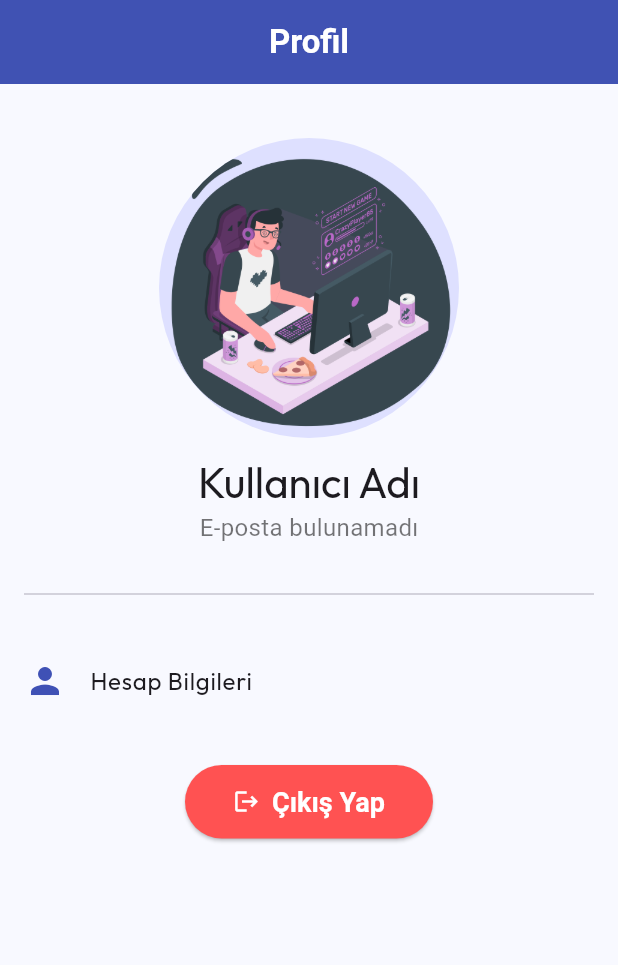
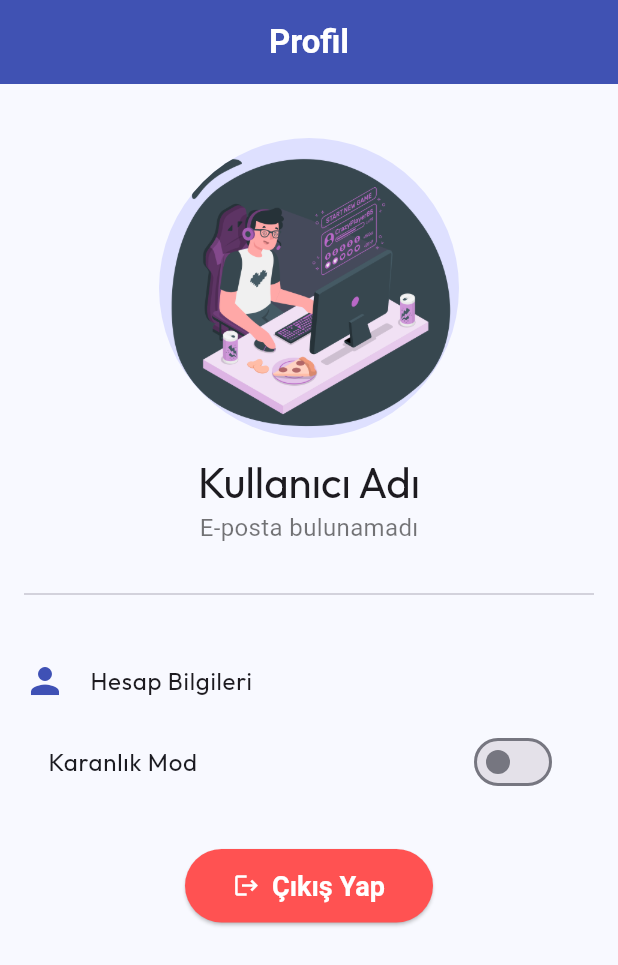
Before and after one commit to bunyaminkarahanli/what_to_watch, a Flutter app: the screen it shows after launch, on a phone screen of 412 x 824 dp. Shown: the top 965 px of the screen. Run offline on Flutter 3.47's test engine with Material 3 defaults, Android fonts, the phone set to English and light mode, and no system bars; our stand-ins replace firebase_auth, firebase_core, google_fonts, shared_preferences; accounts and stored records are empty.

Commit message:
themeMode yapıldı.Provider ve Shared Preferences kullanıldı.

```diff
--- a/lib/app.dart
+++ b/lib/app.dart
@@ -1,9 +1,7 @@
 import 'package:flutter/material.dart';
 import 'package:google_fonts/google_fonts.dart';
-import 'package:what_to_watch/auth/forgotpassword/view/forgot_password_view.dart';
-import 'package:what_to_watch/auth/signin/view/signin_view.dart';
-import 'package:what_to_watch/auth/signup/view/signup_view.dart';
-import 'package:what_to_watch/home/bottom_bar_view.dart';
+import 'package:provider/provider.dart';
+import 'package:what_to_watch/providers/theme_provider.dart';
 import 'package:what_to_watch/screens/profile/view/profile_view.dart';
 
 class MyApp extends StatelessWidget {
@@ -11,14 +9,14 @@ class MyApp extends StatelessWidget {
 
   @override
   Widget build(BuildContext context) {
+    final themeProvider = context.watch<ThemeProvider>();
     return MaterialApp(
       title: 'What to Watch',
       debugShowCheckedModeBanner: false,
       theme: ThemeData(
-        // appbar
         appBarTheme: const AppBarTheme(
-          backgroundColor: Color(0xFF3F51B5), // senin temadaki ana renk
-          foregroundColor: Colors.white, // başlık & ikon rengi
+          backgroundColor: Color(0xFF3F51B5),
+          foregroundColor: Colors.white,
           centerTitle: true,
           elevation: 2,
           titleTextStyle: TextStyle(
@@ -27,14 +25,12 @@ class MyApp extends StatelessWidget {
             color: Colors.white,
           ),
         ),
-        // renk düzeni
         colorScheme: ColorScheme.fromSeed(
           seedColor: const Color(0xFF3F51B5),
           primary: const Color(0xFF3F51B5),
         ),
         useMaterial3: true,
         scaffoldBackgroundColor: const Color(0xFFF8F9FF),
-        //yazı tipi ve metin teması
         textTheme: GoogleFonts.outfitTextTheme().copyWith(
           headlineLarge: const TextStyle(
             fontSize: 45,
@@ -53,8 +49,6 @@ class MyApp extends StatelessWidget {
             height: 1.5,
           ),
         ),
-
-        // buton teması
         elevatedButtonTheme: ElevatedButtonThemeData(
           style: ElevatedButton.styleFrom(
             backgroundColor: const Color(0xFF3F51B5),
@@ -70,7 +64,62 @@ class MyApp extends StatelessWidget {
           ),
         ),
       ),
-      home: ProfileView(),
+      darkTheme: ThemeData(
+        brightness: Brightness.dark,
+        appBarTheme: const AppBarTheme(
+          backgroundColor: Color(0xFF1E1E2C),
+          foregroundColor: Colors.white,
+          centerTitle: true,
+          elevation: 0,
+          titleTextStyle: TextStyle(
+            fontSize: 22,
+            fontWeight: FontWeight.w600,
+            color: Colors.white,
+          ),
+        ),
+        colorScheme: ColorScheme.fromSeed(
+          seedColor: const Color(0xFF3F51B5),
+          brightness: Brightness.dark,
+          primary: const Color(0xFF3F51B5),
+          secondary: Colors.deepPurpleAccent,
+        ),
+        scaffoldBackgroundColor: const Color(0xFF121212),
+        textTheme: GoogleFonts.outfitTextTheme().copyWith(
+          headlineLarge: const TextStyle(
+            fontSize: 45,
+            fontWeight: FontWeight.w700,
+            color: Color(0xFFD1D5FF), // açık mor ton
+            letterSpacing: 0.5,
+          ),
+          titleMedium: const TextStyle(
+            fontSize: 20,
+            fontWeight: FontWeight.w500,
+            color: Colors.white,
+          ),
+          bodyMedium: const TextStyle(
+            fontSize: 16,
+            color: Colors.white70,
+            height: 1.5,
+          ),
+        ),
+        elevatedButtonTheme: ElevatedButtonThemeData(
+          style: ElevatedButton.styleFrom(
+            backgroundColor: const Color(0xFF3F51B5),
+            foregroundColor: Colors.white,
+            padding: const EdgeInsets.symmetric(horizontal: 32, vertical: 14),
+            shape: RoundedRectangleBorder(
+              borderRadius: BorderRadius.circular(30),
+            ),
+            textStyle: const TextStyle(
+              fontSize: 18,
+              fontWeight: FontWeight.w600,
+            ),
+          ),
+        ),
+      ),
+      themeMode: themeProvider.isDark ? ThemeMode.dark : ThemeMode.light,
+
+      home: const ProfileView(),
     );
   }
 }
--- /dev/null
+++ b/lib/constants/pref_keys.dart
@@ -0,0 +1,3 @@
+class PrefKeys {
+  static const keyIsDark = 'isDark';
+}
--- a/lib/main.dart
+++ b/lib/main.dart
@@ -1,10 +1,18 @@
 import 'package:flutter/material.dart';
 import 'package:firebase_core/firebase_core.dart';
+import 'package:provider/provider.dart';
 import 'package:what_to_watch/app.dart';
-import 'firebase_options.dart';
+import 'package:what_to_watch/firebase_options.dart';
+import 'package:what_to_watch/providers/theme_provider.dart';
 
 void main() async {
   WidgetsFlutterBinding.ensureInitialized();
   await Firebase.initializeApp(options: DefaultFirebaseOptions.currentPlatform);
-  runApp(const MyApp());
+
+  runApp(
+    MultiProvider(
+      providers: [ChangeNotifierProvider(create: (_) => ThemeProvider())],
+      child: const MyApp(),
+    ),
+  );
 }
--- /dev/null
+++ b/lib/providers/theme_provider.dart
@@ -0,0 +1,26 @@
+import 'package:flutter/material.dart';
+import 'package:shared_preferences/shared_preferences.dart';
+import 'package:what_to_watch/constants/pref_keys.dart';
+
+class ThemeProvider extends ChangeNotifier {
+  bool _isDark = false;
+  bool get isDark => _isDark;
+
+  ThemeProvider() {
+    _loadTheme();
+  }
+
+  void toggleTheme(bool value) async {
+    _isDark = value;
+    notifyListeners();
+
+    final prefs = await SharedPreferences.getInstance();
+    await prefs.setBool(PrefKeys.keyIsDark, value);
+  }
+
+  Future<void> _loadTheme() async {
+    final prefs = await SharedPreferences.getInstance();
+    _isDark = prefs.getBool(PrefKeys.keyIsDark) ?? false;
+    notifyListeners();
+  }
+}
--- a/lib/screens/profile/view/profile_view.dart
+++ b/lib/screens/profile/view/profile_view.dart
@@ -1,6 +1,9 @@
+import 'package:firebase_auth/firebase_auth.dart';
 import 'package:flutter/material.dart';
+import 'package:provider/provider.dart';
 import 'package:what_to_watch/auth/signin/view/signin_view.dart';
 import 'package:what_to_watch/auth/signout/services/signout_service.dart';
+import 'package:what_to_watch/providers/theme_provider.dart';
 
 class ProfileView extends StatefulWidget {
   const ProfileView({super.key});
@@ -11,9 +14,12 @@ class ProfileView extends StatefulWidget {
 
 class _ProfileViewState extends State<ProfileView> {
   final SignoutService _auth = SignoutService();
+  final User? _user = FirebaseAuth.instance.currentUser;
+
   @override
   Widget build(BuildContext context) {
-    //final user = authService.firebaseAuth.currentUser;
+    final themeProvider = context.watch<ThemeProvider>();
+
     final theme = Theme.of(context);
     return Scaffold(
       appBar: AppBar(title: const Text('Profil')),
@@ -29,20 +35,19 @@ class _ProfileViewState extends State<ProfileView> {
             ),
             const SizedBox(height: 12),
             Text(
-              //user?.displayName ??
-              'Kullanıcı Adı',
+              _user?.displayName ?? 'Kullanıcı Adı',
               style: theme.textTheme.headlineMedium,
             ),
 
             Text(
-              //user?.email ??
-              'E-posta bulunamadı',
+              _user?.email ?? 'E-posta bulunamadı',
               style: theme.textTheme.bodyMedium,
             ),
             const SizedBox(height: 24),
             const Divider(thickness: 1),
             const SizedBox(height: 24),
             _profileItem(Icons.person, 'Hesap Bilgileri', () {}),
+            _switchProfileItem(themeProvider),
             const SizedBox(height: 30),
             signOutButtonBuild(),
           ],
@@ -50,6 +55,14 @@ class _ProfileViewState extends State<ProfileView> {
       ),
     );
   }
+
+  SwitchListTile _switchProfileItem(dynamic themeProvider) => SwitchListTile(
+    value: themeProvider.isDark,
+    onChanged: (val) {
+      context.read<ThemeProvider>().toggleTheme(val);
+    },
+    title: const Text('Karanlık Mod'),
+  );
 
   ElevatedButton signOutButtonBuild() {
     return ElevatedButton.icon(
--- a/pubspec.yaml
+++ b/pubspec.yaml
@@ -35,6 +35,8 @@ dependencies:
   # Use with the CupertinoIcons class for iOS style icons.
   google_fonts: ^6.3.2
   cupertino_icons: ^1.0.8
+  provider: ^6.1.5+1
+  shared_preferences: ^2.5.3
 
   # Firebase
   firebase_core: ^3.8.1
```
Also changed, not shown: pubspec.lock, 1 other file.
